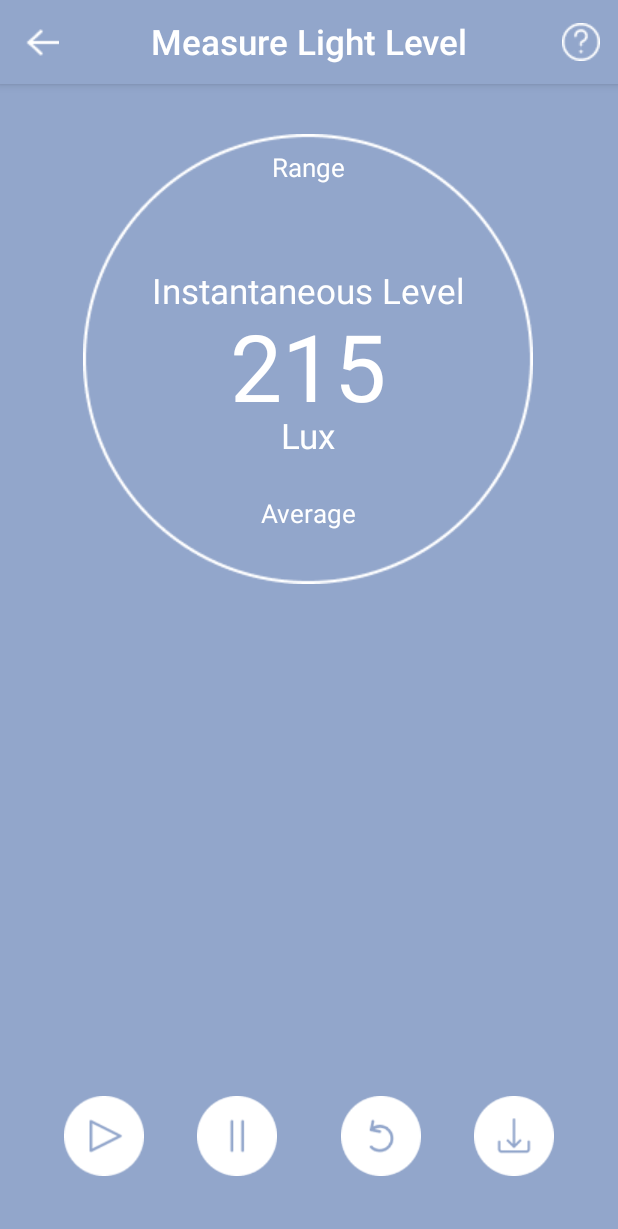
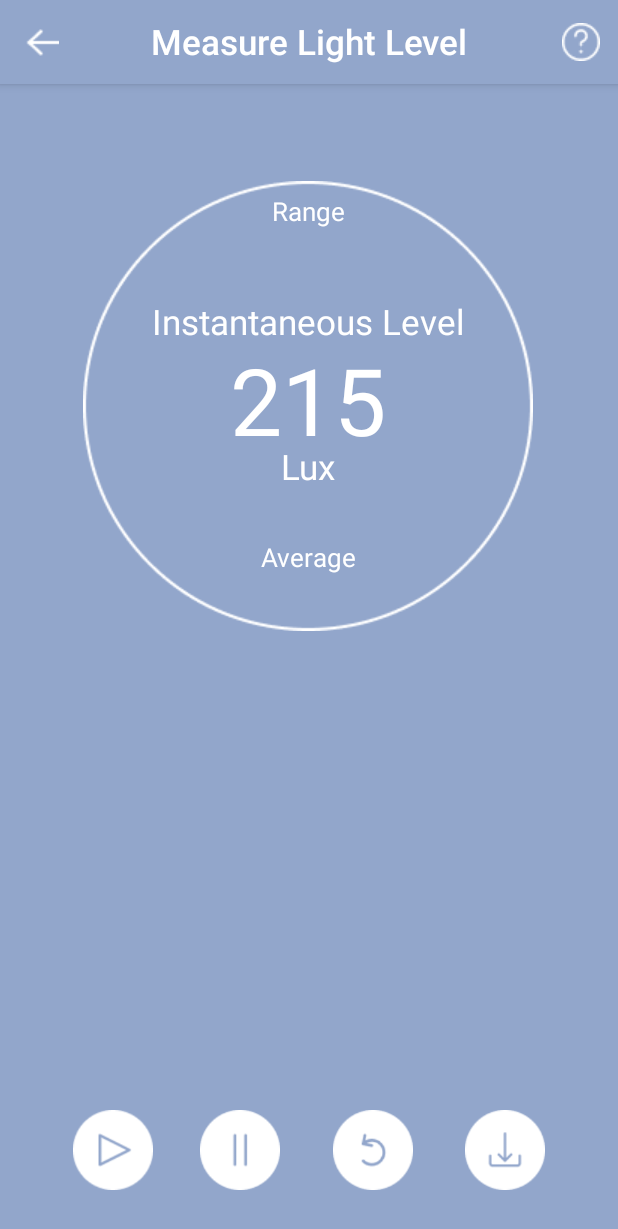
Before and after one commit to ChloeZ1208/IllumiSmart, an Android app: the LightLevelActivity screen opened directly, with no data from a screen before it, on a phone screen of 412 x 824 dp. Shown: the top 1229 px of the screen. Run offline under Robolectric (Android 15) with nearby library versions, the phone set to English and light mode, and no system bars; our stand-ins replace Room's generated code.

Commit message:
chloe:improve ui(home/light)

```diff
--- a/app/src/main/res/layout/activity_light_level.xml
+++ b/app/src/main/res/layout/activity_light_level.xml
@@ -47,63 +47,66 @@
         android:id="@+id/circle"
         android:layout_width="wrap_content"
         android:layout_height="wrap_content"
-        android:layout_marginTop="89dp"
         app:layout_constraintBottom_toBottomOf="parent"
         app:layout_constraintEnd_toEndOf="parent"
         app:layout_constraintHorizontal_bias="0.495"
         app:layout_constraintStart_toStartOf="parent"
         app:layout_constraintTop_toTopOf="@+id/appBarLayout"
-        app:layout_constraintVertical_bias="0.0"
+        app:layout_constraintVertical_bias="0.2300000"
         app:srcCompat="@drawable/light_level_circle" />
 
     <TextView
         android:id="@+id/ins_level"
         android:layout_width="wrap_content"
         android:layout_height="wrap_content"
-        android:layout_marginTop="178dp"
         android:fontFamily="sans-serif"
         android:text="Instantaneous Level"
         android:textSize="23sp"
+        app:layout_constraintBottom_toBottomOf="@+id/circle"
         app:layout_constraintEnd_toEndOf="@+id/circle"
         app:layout_constraintStart_toStartOf="@+id/circle"
-        app:layout_constraintTop_toTopOf="@+id/appBarLayout" />
+        app:layout_constraintTop_toTopOf="@+id/circle"
+        app:layout_constraintVertical_bias="0.29000002" />
 
     <TextView
         android:id="@+id/light_level"
         android:layout_width="wrap_content"
         android:layout_height="wrap_content"
-        android:layout_marginTop="202dp"
         android:fontFamily="sans-serif"
         android:text="215"
         android:textSize="62sp"
+        app:layout_constraintBottom_toBottomOf="@+id/circle"
         app:layout_constraintEnd_toEndOf="@+id/circle"
         app:layout_constraintStart_toStartOf="@+id/circle"
-        app:layout_constraintTop_toTopOf="@+id/appBarLayout" />
+        app:layout_constraintTop_toTopOf="@+id/circle"
+        app:layout_constraintVertical_bias="0.48" />
 
     <TextView
         android:id="@+id/lux_txt"
         android:layout_width="wrap_content"
         android:layout_height="wrap_content"
-        android:layout_marginTop="185dp"
         android:fontFamily="sans-serif"
         android:text="Lux"
         android:textSize="23sp"
+        app:layout_constraintBottom_toBottomOf="@+id/circle"
         app:layout_constraintEnd_toEndOf="@+id/circle"
         app:layout_constraintStart_toStartOf="@+id/circle"
-        app:layout_constraintTop_toTopOf="@+id/circle" />
+        app:layout_constraintTop_toTopOf="@+id/circle"
+        app:layout_constraintVertical_bias="0.65" />
 
     <ImageButton
         android:id="@+id/light_level_start"
         style="@style/Widget.MaterialComponents.Button.OutlinedButton"
         android:layout_width="85dp"
         android:layout_height="85dp"
-        android:layout_marginStart="24dp"
-        android:layout_marginBottom="24dp"
         android:contentDescription="Start"
         android:scaleType="centerInside"
         app:layout_constraintBottom_toBottomOf="parent"
-        app:layout_constraintEnd_toStartOf="@+id/light_level_pause"
+        app:layout_constraintEnd_toEndOf="parent"
+        app:layout_constraintHorizontal_bias="0.1"
         app:layout_constraintStart_toStartOf="parent"
+        app:layout_constraintTop_toTopOf="parent"
+        app:layout_constraintVertical_bias="0.98"
         app:shapeAppearanceOverlay="@style/roundedImageView"
         app:srcCompat="@drawable/light_level_play" />
 
@@ -112,13 +115,14 @@
         style="@style/Widget.MaterialComponents.Button.OutlinedButton"
         android:layout_width="85dp"
         android:layout_height="85dp"
-        android:layout_marginEnd="8dp"
-        android:layout_marginBottom="24dp"
         android:contentDescription="Pause"
         android:scaleType="centerInside"
         app:layout_constraintBottom_toBottomOf="parent"
-        app:layout_constraintEnd_toStartOf="@+id/light_level_reset"
-        app:layout_constraintStart_toEndOf="@+id/light_level_start"
+        app:layout_constraintEnd_toEndOf="parent"
+        app:layout_constraintHorizontal_bias="0.36"
+        app:layout_constraintStart_toStartOf="parent"
+        app:layout_constraintTop_toTopOf="parent"
+        app:layout_constraintVertical_bias="0.98"
         app:srcCompat="@drawable/light_level_pause" />
 
     <ImageButton
@@ -126,12 +130,14 @@
         style="@style/Widget.MaterialComponents.Button.OutlinedButton"
         android:layout_width="85dp"
         android:layout_height="85dp"
-        android:layout_marginBottom="24dp"
         android:contentDescription="Reset"
         android:scaleType="centerInside"
         app:layout_constraintBottom_toBottomOf="parent"
-        app:layout_constraintEnd_toStartOf="@+id/light_level_save"
-        app:layout_constraintStart_toEndOf="@+id/light_level_pause"
+        app:layout_constraintEnd_toEndOf="parent"
+        app:layout_constraintHorizontal_bias="0.63"
+        app:layout_constraintStart_toStartOf="parent"
+        app:layout_constraintTop_toTopOf="parent"
+        app:layout_constraintVertical_bias="0.98"
         app:srcCompat="@drawable/light_level_reset" />
 
     <ImageButton
@@ -139,20 +145,20 @@
         style="@style/Widget.MaterialComponents.Button.OutlinedButton"
         android:layout_width="85dp"
         android:layout_height="85dp"
-        android:layout_marginEnd="24dp"
-        android:layout_marginBottom="24dp"
         android:contentDescription="Save"
         android:scaleType="centerInside"
         app:layout_constraintBottom_toBottomOf="parent"
         app:layout_constraintEnd_toEndOf="parent"
-        app:layout_constraintStart_toEndOf="@+id/light_level_reset"
+        app:layout_constraintHorizontal_bias="0.9"
+        app:layout_constraintStart_toStartOf="parent"
+        app:layout_constraintTop_toTopOf="parent"
+        app:layout_constraintVertical_bias="0.98"
         app:srcCompat="@drawable/light_level_save" />
 
     <TextView
         android:id="@+id/average_txt"
         android:layout_width="wrap_content"
         android:layout_height="wrap_content"
-        android:layout_marginTop="24dp"
         android:fontFamily="sans-serif"
         android:text="Average"
         android:textSize="17sp"
@@ -160,42 +166,45 @@
         app:layout_constraintEnd_toEndOf="@+id/circle"
         app:layout_constraintStart_toStartOf="@+id/circle"
         app:layout_constraintTop_toBottomOf="@+id/lux_txt"
-        app:layout_constraintVertical_bias="0.0" />
+        app:layout_constraintVertical_bias="0.47000003" />
 
     <TextView
         android:id="@+id/average_light_level"
         android:layout_width="wrap_content"
         android:layout_height="wrap_content"
-        android:layout_marginBottom="12dp"
         android:fontFamily="sans-serif"
         android:text="None"
         android:textSize="19sp"
         app:layout_constraintBottom_toBottomOf="@+id/circle"
         app:layout_constraintEnd_toEndOf="@+id/circle"
-        app:layout_constraintStart_toStartOf="@+id/circle" />
+        app:layout_constraintStart_toStartOf="@+id/circle"
+        app:layout_constraintTop_toBottomOf="@+id/average_txt"
+        app:layout_constraintVertical_bias="0.0" />
 
     <TextView
         android:id="@+id/range_txt"
         android:layout_width="wrap_content"
         android:layout_height="wrap_content"
-        android:layout_marginTop="10dp"
         android:text="Range"
         android:textSize="17sp"
+        app:layout_constraintBottom_toBottomOf="@+id/circle"
         app:layout_constraintEnd_toEndOf="@+id/circle"
         app:layout_constraintStart_toStartOf="@+id/circle"
-        app:layout_constraintTop_toTopOf="@+id/circle" />
+        app:layout_constraintTop_toTopOf="@+id/circle"
+        app:layout_constraintVertical_bias="0.03" />
 
     <TextView
         android:id="@+id/clicks_txt"
         android:layout_width="wrap_content"
         android:layout_height="wrap_content"
-        android:layout_marginTop="20dp"
         android:text="Seconds remaining"
         android:textSize="17sp"
         android:visibility="invisible"
+        app:layout_constraintBottom_toBottomOf="parent"
         app:layout_constraintEnd_toEndOf="parent"
         app:layout_constraintStart_toStartOf="parent"
-        app:layout_constraintTop_toBottomOf="@+id/circle" />
+        app:layout_constraintTop_toBottomOf="@+id/circle"
+        app:layout_constraintVertical_bias="0.14" />
 
     <TextView
         android:id="@+id/clicks_num"
```
Also changed, not shown: app/src/main/res/layout/activity_home.xml (+12 -7 lines), app/src/main/res/layout/activity_light_level_guide.xml (+15 -13 lines).
